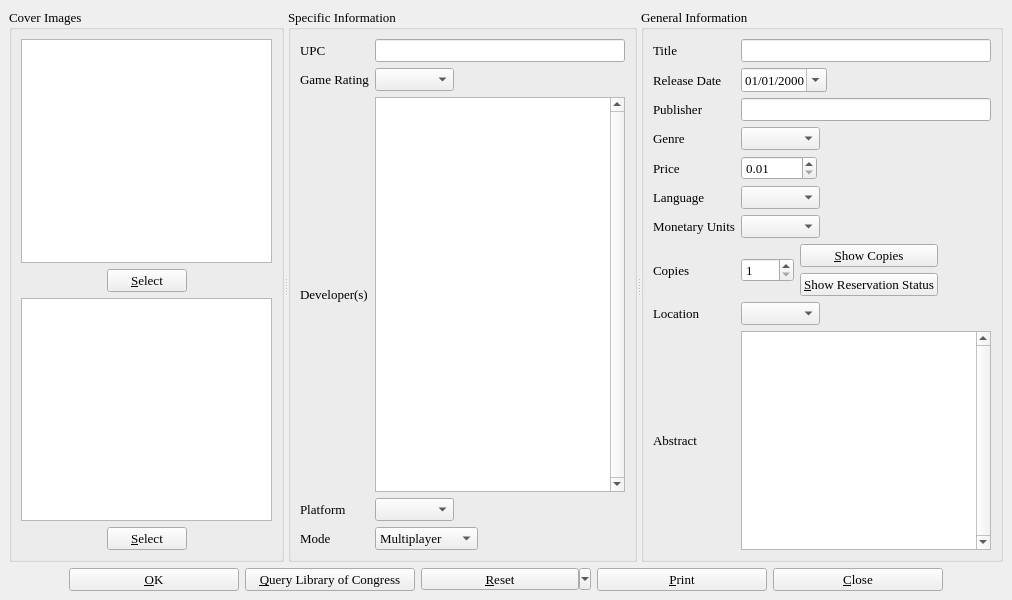
textbrowser/biblioteq, file videogameinfo.ui: the form before one commit.
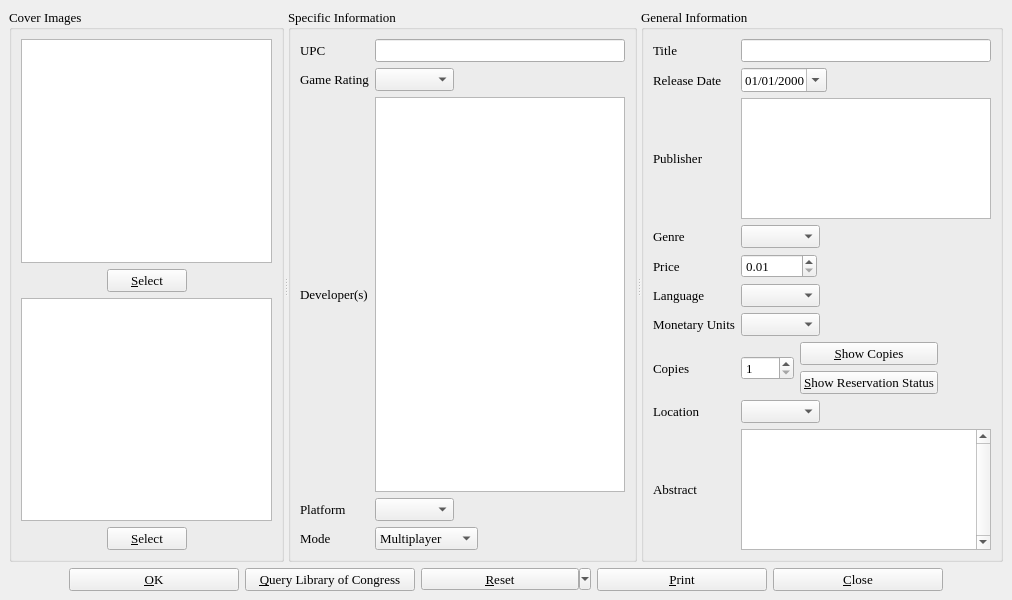
The form after the commit. Icons and pictures are not drawn. Custom widgets are drawn as their Qt base class.

Diff of the .ui file:
```diff
--- a/videogameinfo.ui
+++ b/videogameinfo.ui
@@ -259,13 +259,6 @@
           </property>
          </widget>
         </item>
-        <item row="2" column="1" >
-         <widget class="QTextEdit" name="developer" >
-          <property name="verticalScrollBarPolicy" >
-           <enum>Qt::ScrollBarAlwaysOn</enum>
-          </property>
-         </widget>
-        </item>
         <item row="3" column="0" >
          <widget class="QLabel" name="label_9" >
           <property name="font" >
@@ -365,6 +358,19 @@
           </item>
          </layout>
         </item>
+        <item row="2" column="1" >
+         <widget class="hyperlinked_text_edit" name="developer" >
+          <property name="readOnly" >
+           <bool>false</bool>
+          </property>
+          <property name="textInteractionFlags" >
+           <set>Qt::LinksAccessibleByKeyboard|Qt::LinksAccessibleByMouse|Qt::NoTextInteraction|Qt::TextBrowserInteraction|Qt::TextEditable|Qt::TextEditorInteraction|Qt::TextSelectableByKeyboard|Qt::TextSelectableByMouse</set>
+          </property>
+          <property name="openLinks" >
+           <bool>false</bool>
+          </property>
+         </widget>
+        </item>
        </layout>
       </widget>
       <widget class="QGroupBox" name="groupBox" >
@@ -473,21 +479,6 @@
           </property>
          </widget>
         </item>
-        <item row="2" column="1" >
-         <widget class="QLineEdit" name="publisher" >
-          <property name="font" >
-           <font>
-            <family>Times</family>
-            <pointsize>10</pointsize>
-            <weight>50</weight>
-            <italic>false</italic>
-            <bold>false</bold>
-            <underline>false</underline>
-            <strikeout>false</strikeout>
-           </font>
-          </property>
-         </widget>
-        </item>
         <item row="3" column="0" >
          <widget class="QLabel" name="label_15" >
           <property name="font" >
@@ -874,6 +865,25 @@
           </property>
          </widget>
         </item>
+        <item row="2" column="1" >
+         <widget class="hyperlinked_text_edit" name="publisher" >
+          <property name="verticalScrollBarPolicy" >
+           <enum>Qt::ScrollBarAlwaysOff</enum>
+          </property>
+          <property name="horizontalScrollBarPolicy" >
+           <enum>Qt::ScrollBarAlwaysOff</enum>
+          </property>
+          <property name="readOnly" >
+           <bool>false</bool>
+          </property>
+          <property name="textInteractionFlags" >
+           <set>Qt::LinksAccessibleByKeyboard|Qt::LinksAccessibleByMouse|Qt::NoTextInteraction|Qt::TextBrowserInteraction|Qt::TextEditable|Qt::TextEditorInteraction|Qt::TextSelectableByKeyboard|Qt::TextSelectableByMouse</set>
+          </property>
+          <property name="openLinks" >
+           <bool>false</bool>
+          </property>
+         </widget>
+        </item>
        </layout>
       </widget>
      </widget>
@@ -1048,6 +1058,11 @@
    <extends>QGraphicsView</extends>
    <header>image_drop_site.h</header>
   </customwidget>
+  <customwidget>
+   <class>hyperlinked_text_edit</class>
+   <extends>QTextBrowser</extends>
+   <header>hyperlinked_text_edit.h</header>
+  </customwidget>
  </customwidgets>
  <tabstops>
   <tabstop>front_image</tabstop>
```
